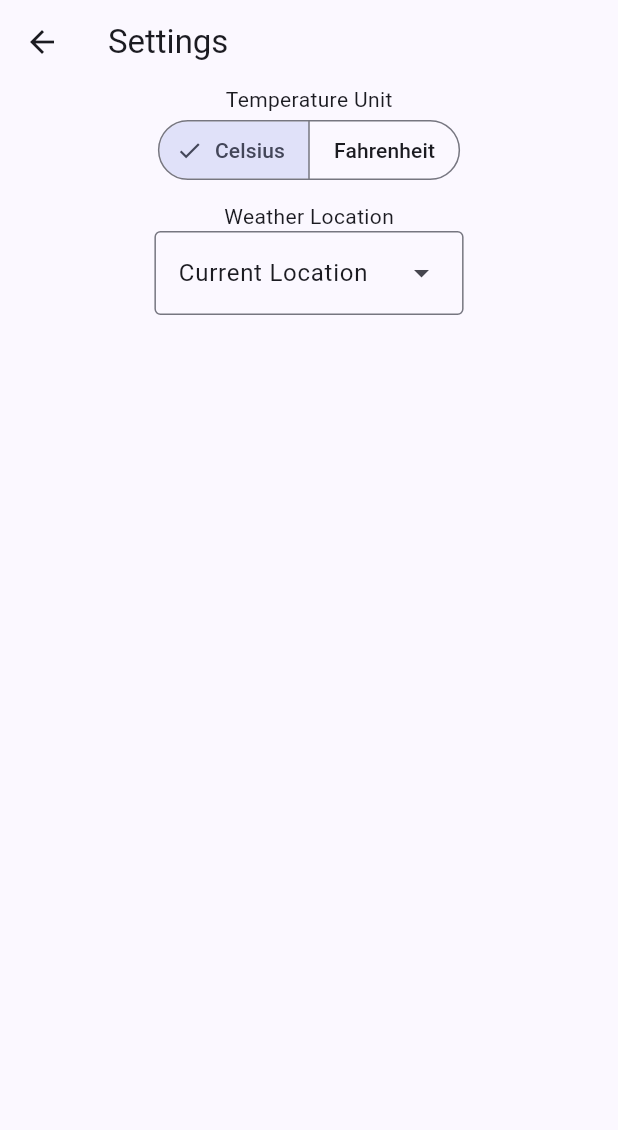
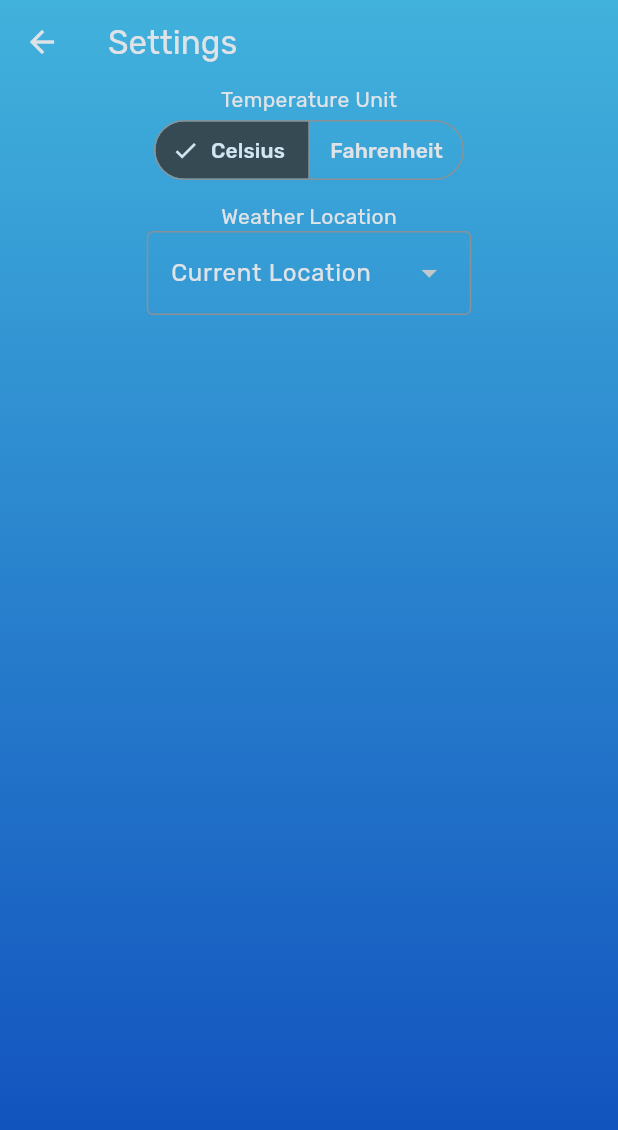
Before and after one commit to exodusgd/flweather, a Flutter app: the screen it shows after launch, after a tap on the "settings" icon, on a phone screen of 412 x 824 dp. Shown: the top 1130 px of the screen. Run offline on Flutter 3.47's test engine with Material 3 defaults, Android fonts, the phone set to English and light mode, and no system bars; our stand-ins replace geocoding, location, shared_preferences; missing offline and left inert: flutter_3d_controller.

Commit message:
Custom theme + UI update
Custom theme:
- Created custom theme for the app
- Imported custom font and added it to custom theme
- Created custom colors file to hold custom theme colors
UI update:
- Fixed clock jittering on main page
- Tweaked main page UI sizes and positioning
- Added custom background to settings page

```diff
--- a/lib/main.dart
+++ b/lib/main.dart
@@ -4,6 +4,7 @@ import 'package:flutter/material.dart';
 // Project imports
 import 'pages/main_page.dart';
 import 'pages/settings_page.dart';
+import 'styles/custom_colors.dart';
 
 void main() {
   runApp(const FlweatherApp());
@@ -18,11 +19,13 @@ class FlweatherApp extends StatelessWidget {
       // TODO: Uncomment the line below to remove debug banner
       //debugShowCheckedModeBanner: false,
       title: 'Flweather',
-      theme: ThemeData(
-        colorScheme: ColorScheme.fromSeed(seedColor: Colors.indigo),
-      ),
       home: const MainPage(),
       routes: {"settings": (context) => const SettingsPage()},
+      theme: ThemeData(
+        colorScheme: ColorScheme.fromSeed(seedColor: CustomColors.skyBlue, brightness: Brightness.dark),
+        fontFamily: "Rubik",
+        textTheme: TextTheme(displayLarge: const TextStyle(fontSize: 90)),
+      ),
     );
   }
 }
--- a/lib/pages/main_page.dart
+++ b/lib/pages/main_page.dart
@@ -21,6 +21,7 @@ import '../enums/location_options.dart';
 import '../utils/location_options_utils.dart';
 import '../utils/shared_prefs_utils.dart';
 import '../utils/temperature_units_utils.dart';
+import '../styles/custom_colors.dart';
 
 class MainPage extends StatefulWidget {
   const MainPage({super.key});
@@ -48,7 +49,8 @@ class _MainPageState extends State<MainPage> {
   String _3dModelPath = "assets/3d/sunny_icon.glb";
   // Clock
   late String _currentDate;
-  late String _currentTimeHM;
+  late String _currentTimeHours;
+  late String _currentTimeMins;
   late String _currentTimeSecs;
   late Timer _clockTimer;
 
@@ -98,11 +100,13 @@ class _MainPageState extends State<MainPage> {
   void _updateClock() {
     DateTime time = DateTime.now();
     String formattedDate = DateFormat("d-M-y").format(time);
-    String formattedTimeHM = DateFormat("kk:mm").format(time);
-    String formattedTimeSecs = DateFormat(":ss").format(time);
+    String formattedTimeHours = DateFormat.H().format(time);
+    String formattedTimeMins = DateFormat("mm").format(time);
+    String formattedTimeSecs = DateFormat("ss").format(time);
     setState(() {
       _currentDate = formattedDate;
-      _currentTimeHM = formattedTimeHM;
+      _currentTimeHours = formattedTimeHours;
+      _currentTimeMins = formattedTimeMins;
       _currentTimeSecs = formattedTimeSecs;
     });
   }
@@ -266,13 +270,7 @@ class _MainPageState extends State<MainPage> {
       body: Container(
         height: MediaQuery.of(context).size.height,
         width: MediaQuery.of(context).size.width,
-        decoration: BoxDecoration(
-          gradient: LinearGradient(
-            begin: Alignment.topCenter,
-            end: Alignment.bottomCenter,
-            colors: [const Color(0xFF41B2DC), const Color(0xFF0E4BBC)],
-          ),
-        ),
+        decoration: BoxDecoration(gradient: CustomColors.bgGradient),
         child: Center(
           child: Column(
             mainAxisAlignment: MainAxisAlignment.center,
@@ -281,53 +279,91 @@ class _MainPageState extends State<MainPage> {
               Padding(
                 padding: const EdgeInsets.only(left: 8, bottom: 20),
                 child: Text(
+                  textAlign: TextAlign.center,
                   _currentLocationName,
                   style: Theme.of(context).textTheme.displaySmall,
                 ),
               ),
+
               // ------------------- Time -------------------
               Padding(
-                padding: const EdgeInsets.only(left:40),
+                padding: EdgeInsets.only(left:MediaQuery.of(context).size.width * .12),
                 child: Row(
                   mainAxisAlignment: MainAxisAlignment.center,
                   crossAxisAlignment: CrossAxisAlignment.end,
                   children: [
-                    Text(
-                      _currentTimeHM,
-                      style: Theme.of(context).textTheme.displayLarge,
+                    ConstrainedBox(
+                      constraints: BoxConstraints(
+                        minWidth: MediaQuery.of(context).size.width * .15,
+                      ),
+                      child: Padding(
+                        padding: const EdgeInsets.only(right: 4),
+                        child: Text(
+                          textAlign: TextAlign.right,
+                          _currentTimeHours,
+                          style: Theme.of(context).textTheme.displayMedium,
+                        ),
+                      ),
+                    ),
+                    Text(":", style: Theme.of(context).textTheme.displayMedium),
+                    ConstrainedBox(
+                      constraints: BoxConstraints(
+                        minWidth: MediaQuery.of(context).size.width * .15,
+                      ),
+                      child: Text(
+                        textAlign: TextAlign.center,
+                        _currentTimeMins,
+                        style: Theme.of(context).textTheme.displayMedium,
+                      ),
                     ),
                     Padding(
-                      padding: const EdgeInsets.only(left: 2, bottom: 5),
-                      child: Text(
-                        _currentTimeSecs,
-                        style: Theme.of(context).textTheme.headlineMedium,
+                      padding: const EdgeInsets.only(left:2,bottom: 4),
+                      child: Text(":", style: Theme.of(context).textTheme.headlineSmall),
+                    ),
+                    ConstrainedBox(
+                      constraints: BoxConstraints(
+                        minWidth: MediaQuery.of(context).size.width * .1,
+                      ),
+                      child: Padding(
+                        padding: const EdgeInsets.only(left: 4, bottom: 2),
+                        child: Text(
+                          textAlign: TextAlign.left,
+                          _currentTimeSecs,
+                          style: Theme.of(context).textTheme.headlineSmall,
+                        ),
                       ),
                     ),
                   ],
                 ),
               ),
+
               // ------------------- Date -------------------
               Text(
                 _currentDate,
-                style: Theme.of(context).textTheme.headlineSmall,
+                style: Theme.of(context).textTheme.titleLarge,
               ),
               // ------------------ 3D View ------------------
               Padding(
                 padding: const EdgeInsets.all(20),
-                child: SizedBox(height: MediaQuery.of(context).size.height*0.4, child: Flutter3DViewer(src: _3dModelPath)),
+                child: SizedBox(
+                  height: MediaQuery.of(context).size.height * 0.4,
+                  child: Flutter3DViewer(src: _3dModelPath),
+                ),
               ),
               // ---------------- Temperature ----------------
               Padding(
-                padding: const EdgeInsets.only(left:30),
+                padding: const EdgeInsets.only(left: 30),
                 child: Row(
                   mainAxisAlignment: MainAxisAlignment.center,
                   crossAxisAlignment: CrossAxisAlignment.start,
                   children: [
                     Text(
+                      textAlign: TextAlign.right,
                       _currentTemperatureString,
                       style: Theme.of(context).textTheme.displayLarge,
                     ),
                     Text(
+                      textAlign: TextAlign.left,
                       _currentTemperatureUnitString,
                       style: Theme.of(context).textTheme.headlineMedium,
                     ),
@@ -347,8 +383,9 @@ class _MainPageState extends State<MainPage> {
             "settings",
           ).then((value) => {_loadTemperatureUnit(), _loadLocationOption()});
         },
-        backgroundColor: Color(0xFF0E5FBC),
-        child: const Icon(Icons.settings),
+        backgroundColor: Color(0x000E5FBC),
+        elevation: 0,
+        child: const Icon(Icons.settings, size: 40),
       ),
     );
   }
--- a/lib/pages/settings_page.dart
+++ b/lib/pages/settings_page.dart
@@ -14,14 +14,24 @@ import '../enums/location_options.dart';
 import '../utils/shared_prefs_utils.dart';
 import '../utils/temperature_units_utils.dart';
 import '../utils/location_options_utils.dart';
+import '../styles/custom_colors.dart';
 
 class SettingsPage extends StatelessWidget {
   const SettingsPage({super.key});
   @override
   Widget build(BuildContext context) {
     return Scaffold(
-      appBar: AppBar(title: Text("Settings")),
-      body: Center(
+      extendBodyBehindAppBar: true,
+      appBar: AppBar(
+        title: Text("Settings"),
+        backgroundColor: const Color(0x00FFFFFF),
+      ),
+      body: Container(
+        height: MediaQuery.of(context).size.height,
+        width: MediaQuery.of(context).size.width,
+        decoration: BoxDecoration(gradient: CustomColors.bgGradient),
+        child: SafeArea(
+          child: Center(
             child: Column(
               children: [
                 Text("Temperature Unit"),
@@ -33,6 +43,8 @@ class SettingsPage extends StatelessWidget {
                 Text("Weather Location"),
                 LocationDropdownMenu(),
               ],
+            ),
+          ),
         ),
       ),
     );
--- /dev/null
+++ b/lib/styles/custom_colors.dart
@@ -0,0 +1,11 @@
+import 'package:flutter/material.dart';
+
+class CustomColors {
+  static const skyBlue = Color(0xFF41B2DC);
+  static const darkSkyBlue = Color(0xFF0E4BBC);
+  static const bgGradient = LinearGradient(
+    begin: Alignment.topCenter,
+    end: Alignment.bottomCenter,
+    colors: [skyBlue, darkSkyBlue],
+  );
+}
```
Also changed, not shown: pubspec.yaml (+44 -5 lines), assets/fonts/Rubik-Black.ttf (added), assets/fonts/Rubik-BlackItalic.ttf (added), assets/fonts/Rubik-Bold.ttf (added), assets/fonts/Rubik-BoldItalic.ttf (added), assets/fonts/Rubik-ExtraBold.ttf (added), assets/fonts/Rubik-ExtraBoldItalic.ttf (added), assets/fonts/Rubik-Italic.ttf (added), assets/fonts/Rubik-Light.ttf (added), assets/fonts/Rubik-LightItalic.ttf (added), assets/fonts/Rubik-Medium.ttf (added), assets/fonts/Rubik-MediumItalic.ttf (added), assets/fonts/Rubik-Regular.ttf (added), assets/fonts/Rubik-SemiBold.ttf (added), 1 more files. Lines whose indentation alone changed are shown as unchanged.
